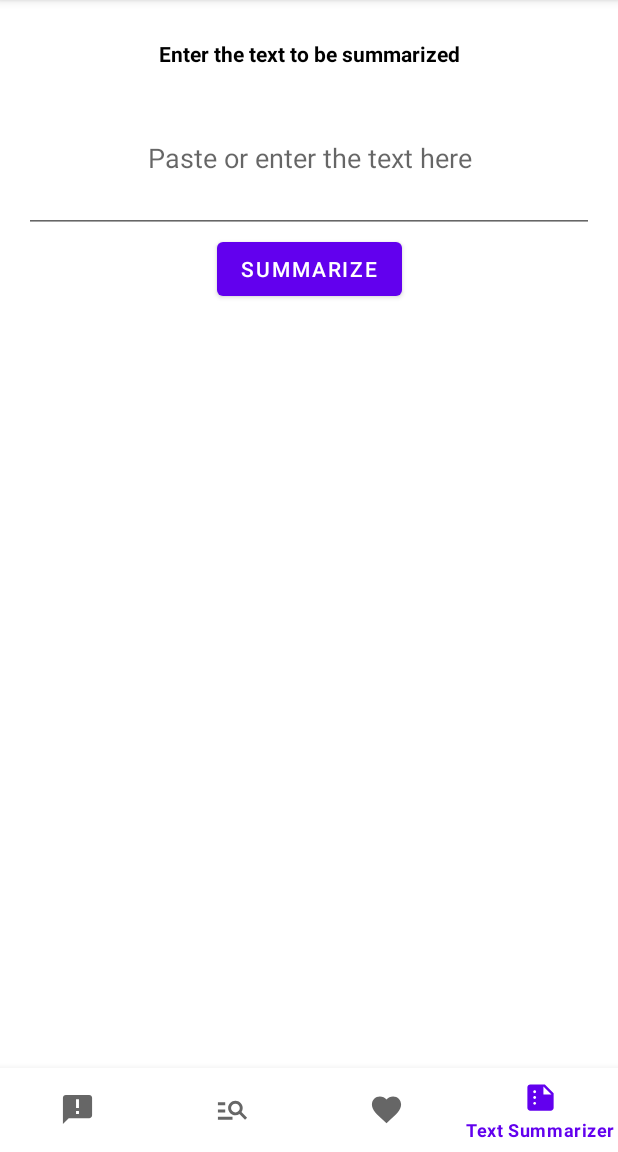
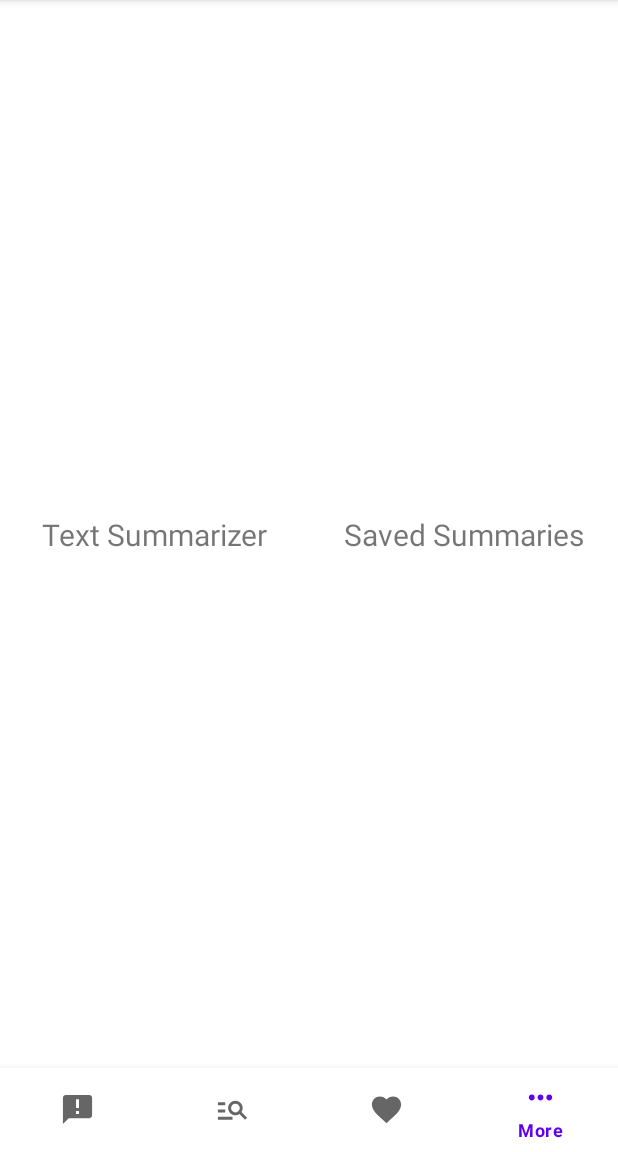
Before and after one commit to Amal4m41/News-App, an Android app: the screen it shows after launch (NewsActivity), item 4 of the bottom bar chosen, on a phone screen of 412 x 824 dp, the part 84-1236 px from its top. Run offline under Robolectric (Android 15) with nearby library versions, the phone set to English and light mode, and no system bars; our stand-ins replace Room's generated code, navigation-ui; pictures from the network do not load; 3 statements that could not run were skipped.

Commit message:
Redefined navigation and fragments for summarizer feature.

```diff
--- /dev/null
+++ b/app/src/main/java/com/example/newsapp/ui/fragments/MoreFragment.kt
@@ -0,0 +1,47 @@
+package com.example.newsapp.ui.fragments
+
+import android.os.Bundle
+import androidx.fragment.app.Fragment
+import android.view.LayoutInflater
+import android.view.View
+import android.view.ViewGroup
+import androidx.navigation.fragment.findNavController
+import com.example.newsapp.R
+import com.example.newsapp.databinding.FragmentArticleBinding
+import com.example.newsapp.databinding.FragmentMoreBinding
+import com.example.newsapp.ui.NewsActivity
+
+class MoreFragment : Fragment(R.layout.fragment_more) {
+
+    private var _binding: FragmentMoreBinding?=null
+    private val binding: FragmentMoreBinding get() = _binding!!
+
+    override fun onViewCreated(view: View, savedInstanceState: Bundle?) {
+        super.onViewCreated(view, savedInstanceState)
+        _binding = FragmentMoreBinding.bind(view)
+
+//        viewModel = (activity as NewsActivity).viewModel
+
+//        val article = args.article //get the article
+
+        binding.apply {
+
+            tvTextSummarizer.setOnClickListener {
+                findNavController().navigate(R.id.action_moreFragment2_to_textSummarizerFragment)
+            }
+
+            tvSavedSummaries.setOnClickListener{
+                findNavController().navigate(R.id.action_moreFragment2_to_savedSummariesFragment)
+            }
+        }
+
+    }
+
+
+    //Note: Fragments outlive their views. Make sure you clean up any references to the binding class
+    // instance in the fragment's onDestroyView() method.
+    override fun onDestroyView() {
+        super.onDestroyView()
+        _binding = null
+    }
+}
--- /dev/null
+++ b/app/src/main/res/drawable/ic_baseline_more_horiz_24.xml
@@ -0,0 +1,5 @@
+<vector android:height="24dp" android:tint="#FFFFFF"
+    android:viewportHeight="24" android:viewportWidth="24"
+    android:width="24dp" xmlns:android="http://schemas.android.com/apk/res/android">
+    <path android:fillColor="@android:color/white" android:pathData="M6,10c-1.1,0 -2,0.9 -2,2s0.9,2 2,2 2,-0.9 2,-2 -0.9,-2 -2,-2zM18,10c-1.1,0 -2,0.9 -2,2s0.9,2 2,2 2,-0.9 2,-2 -0.9,-2 -2,-2zM12,10c-1.1,0 -2,0.9 -2,2s0.9,2 2,2 2,-0.9 2,-2 -0.9,-2 -2,-2z"/>
+</vector>
--- /dev/null
+++ b/app/src/main/res/layout/fragment_more.xml
@@ -0,0 +1,35 @@
+<?xml version="1.0" encoding="utf-8"?>
+<androidx.constraintlayout.widget.ConstraintLayout xmlns:android="http://schemas.android.com/apk/res/android"
+    xmlns:tools="http://schemas.android.com/tools"
+    android:layout_width="match_parent"
+    android:layout_height="match_parent"
+    xmlns:app="http://schemas.android.com/apk/res-auto"
+    tools:context=".ui.fragments.MoreFragment">
+
+    <TextView
+        android:id="@+id/tvTextSummarizer"
+        android:layout_width="0dp"
+        android:layout_height="wrap_content"
+        android:gravity="center"
+        android:padding="16dp"
+        android:text="Text Summarizer"
+        android:textSize="20sp"
+        app:layout_constraintBottom_toBottomOf="parent"
+        app:layout_constraintEnd_toStartOf="@id/tvSavedSummaries"
+        app:layout_constraintStart_toStartOf="parent"
+        app:layout_constraintTop_toTopOf="parent" />
+
+    <TextView
+        android:id="@+id/tvSavedSummaries"
+        android:layout_width="0dp"
+        android:layout_height="wrap_content"
+        android:gravity="center"
+        android:padding="16dp"
+        android:text="Saved Summaries"
+        android:textSize="20sp"
+        app:layout_constraintBottom_toBottomOf="parent"
+        app:layout_constraintEnd_toEndOf="parent"
+        app:layout_constraintStart_toEndOf="@id/tvTextSummarizer"
+        app:layout_constraintTop_toTopOf="parent" />
+
+</androidx.constraintlayout.widget.ConstraintLayout>
--- a/app/src/main/res/menu/bottom_navigation_menu.xml
+++ b/app/src/main/res/menu/bottom_navigation_menu.xml
@@ -18,8 +18,8 @@
         android:title="Saved News"
         android:icon="@drawable/ic_favourite_white"/>
     <item
-        android:id="@+id/textSummarizerFragment"
-        android:title="Text Summarizer"
-        android:icon="@drawable/ic_baseline_summarize_24"/>
+        android:id="@+id/moreFragment2"
+        android:title="More"
+        android:icon="@drawable/ic_baseline_more_horiz_24"/>
 
 </menu>
--- a/app/src/main/res/navigation/news_nav_graph.xml
+++ b/app/src/main/res/navigation/news_nav_graph.xml
@@ -38,9 +38,26 @@
             android:name="article"
             app:argType="com.example.newsapp.models.Article" />
     </fragment>
+
     <fragment
         android:id="@+id/textSummarizerFragment"
         android:name="com.example.newsapp.ui.fragments.TextSummarizerFragment"
         android:label="fragment_text_summarizer"
         tools:layout="@layout/fragment_text_summarizer" />
+    <fragment
+        android:id="@+id/savedSummariesFragment"
+        android:name="com.example.newsapp.ui.fragments.SavedSummariesFragment"
+        android:label="SavedSummariesFragment" />
+    <fragment
+        android:id="@+id/moreFragment2"
+        android:name="com.example.newsapp.ui.fragments.MoreFragment"
+        android:label="fragment_more"
+        tools:layout="@layout/fragment_more" >
+        <action
+            android:id="@+id/action_moreFragment2_to_textSummarizerFragment"
+            app:destination="@id/textSummarizerFragment" />
+        <action
+            android:id="@+id/action_moreFragment2_to_savedSummariesFragment"
+            app:destination="@id/savedSummariesFragment" />
+    </fragment>
 </navigation>
```
Also changed, not shown: app/src/main/java/com/example/newsapp/ui/fragments/SavedSummariesFragment.kt (added, +36 -0 lines), app/src/main/java/com/example/newsapp/ui/fragments/TextSummarizerFragment.kt (+25 -1 lines), app/src/main/res/drawable/ic_undraw_loading_image.xml (added, +57 -0 lines), app/src/main/res/layout/fragment_saved_summaries.xml (added, +14 -0 lines).
